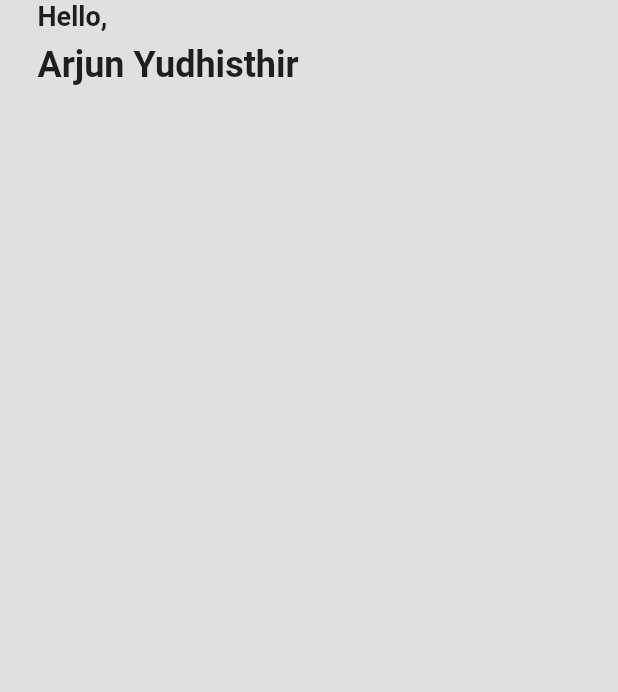
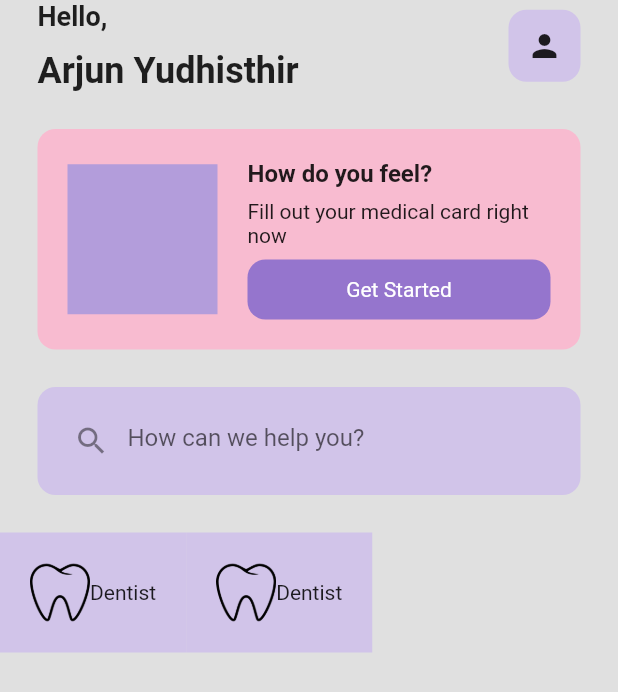
Before and after one commit to bijaypokhrel/taskApp, a Flutter app: the screen it shows after launch, on a phone screen of 412 x 824 dp. Shown: the top 692 px of the screen. Run offline on Flutter 3.47's test engine with Material 2 defaults, Android fonts, the phone set to English and light mode, and no system bars.

Commit message:
created a card and search button and listview in home page

```diff
--- a/lib/main.dart
+++ b/lib/main.dart
@@ -12,7 +12,8 @@ class MyApp extends StatelessWidget {
   Widget build(BuildContext context) {
     return MaterialApp(
       debugShowCheckedModeBanner: false,
-      home: HomePage(),
+      home: const HomePage(),
+      theme: ThemeData(primarySwatch: Colors.deepPurple),
     );
   }
 }
--- a/lib/views/home_page.dart
+++ b/lib/views/home_page.dart
@@ -19,6 +19,7 @@ class _HomePageState extends State<HomePage> {
             Padding(
               padding: const EdgeInsets.symmetric(horizontal: 25.0),
               child: Row(
+                mainAxisAlignment: MainAxisAlignment.spaceBetween,
                 children: [
                   //name
                   Column(
@@ -32,7 +33,7 @@ class _HomePageState extends State<HomePage> {
                         ),
                       ),
                       SizedBox(
-                        height: 8,
+                        height: 12,
                       ),
                       Text(
                         'Arjun Yudhisthir',
@@ -43,6 +44,147 @@ class _HomePageState extends State<HomePage> {
                       ),
                     ],
                   ),
+                  //profile picture
+                  Container(
+                    padding: const EdgeInsets.all(12),
+                    decoration: BoxDecoration(
+                      color: Colors.deepPurple[100],
+                      borderRadius: BorderRadius.circular(12),
+                    ),
+                    child: const Icon(Icons.person),
+                  ),
+                ],
+              ),
+            ),
+            const SizedBox(
+              height: 25,
+            ),
+            //card
+            Padding(
+              padding: const EdgeInsets.symmetric(horizontal: 25.0),
+              child: Container(
+                padding: const EdgeInsets.all(20),
+                decoration: BoxDecoration(
+                  color: Colors.pink[100],
+                  borderRadius: BorderRadius.circular(12),
+                ),
+                child: Row(
+                  children: [
+                    //animation or cute picture
+                    Container(
+                      height: 100,
+                      width: 100,
+                      color: Colors.deepPurple[200],
+                    ),
+                    const SizedBox(
+                      width: 20,
+                    ),
+                    // how do you feel + get started button
+                    Expanded(
+                      child: Column(
+                        crossAxisAlignment: CrossAxisAlignment.start,
+                        children: [
+                          const Text(
+                            'How do you feel?',
+                            style: TextStyle(
+                              fontWeight: FontWeight.bold,
+                              fontSize: 16,
+                            ),
+                          ),
+                          const SizedBox(
+                            height: 8,
+                          ),
+                          const Text(
+                            'Fill out your medical card right now',
+                            style: TextStyle(
+                              fontSize: 14,
+                            ),
+                          ),
+                          const SizedBox(
+                            height: 8,
+                          ),
+                          Container(
+                            padding: const EdgeInsets.all(12),
+                            decoration: BoxDecoration(
+                              color: Colors.deepPurple[300],
+                              borderRadius: BorderRadius.circular(12),
+                            ),
+                            child: const Center(
+                              child: Text(
+                                'Get Started',
+                                style: TextStyle(
+                                  color: Colors.white,
+                                ),
+                              ),
+                            ),
+                          )
+                        ],
+                      ),
+                    )
+                  ],
+                ),
+              ),
+            ),
+            const SizedBox(
+              height: 25,
+            ),
+            //search bar
+            Padding(
+              padding: const EdgeInsets.symmetric(
+                horizontal: 25.0,
+              ),
+              child: Container(
+                padding: const EdgeInsets.all(12),
+                decoration: BoxDecoration(
+                  color: Colors.deepPurple[100],
+                  borderRadius: BorderRadius.circular(12),
+                ),
+                child: const TextField(
+                  decoration: InputDecoration(
+                    prefixIcon: Icon(
+                      Icons.search,
+                    ),
+                    border: InputBorder.none,
+                    hintText: 'How can we help you?',
+                  ),
+                ),
+              ),
+            ),
+            const SizedBox(
+              height: 25,
+            ),
+            //horizontal list view
+            Container(
+              height: 80,
+              child: ListView(
+                scrollDirection: Axis.horizontal,
+                children: [
+                  Container(
+                    padding: const EdgeInsets.all(20),
+                    color: Colors.deepPurple[100],
+                    child: Row(
+                      children: [
+                        Image.asset(
+                          'assets/icons/tooth.png',
+                          height: 50,
+                        ),
+                        const Text('Dentist'),
+                      ],
+                    ),
+                  ),
+                  Container(
+                    padding: const EdgeInsets.all(20),
+                    color: Colors.deepPurple[100],
+                    child: Row(
+                      children: [
+                        Image.asset(
+                          'assets/icons/tooth.png',
+                          height: 50,
+                        ),
+                        const Text('Dentist'),
+                      ],
+                    ),
+                  )
                 ],
               ),
             )
--- a/pubspec.yaml
+++ b/pubspec.yaml
@@ -57,8 +57,8 @@ flutter:
 
   # To add assets to your application, add an assets section, like this:
   assets:
-    - assets/
-  #   - images/a_dot_ham.jpeg
+    - assets/icons/
+    - assets/images/
 
   # An image asset can refer to one or more resolution-specific "variants", see
   # https://flutter.dev/assets-and-images/#resolution-aware.
```
